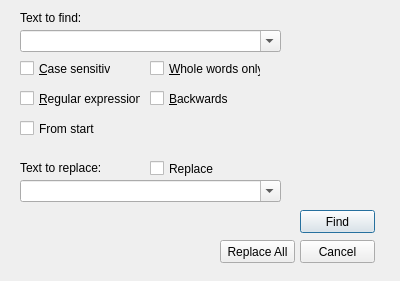
Before: the Qt Designer form src/searchdialog.ui in borneq/qedytor, drawn with Qt 5.
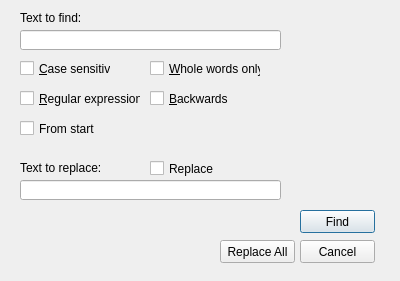
After: the same form once the commit is applied.

Commit message: better line than combo:

Diff of the .ui file:
```diff
--- a/src/searchdialog.ui
+++ b/src/searchdialog.ui
@@ -45,19 +45,6 @@
     <bool>true</bool>
    </property>
   </widget>
-  <widget class="QComboBox" name="comboBox">
-   <property name="geometry">
-    <rect>
-     <x>20</x>
-     <y>30</y>
-     <width>261</width>
-     <height>22</height>
-    </rect>
-   </property>
-   <property name="editable">
-    <bool>true</bool>
-   </property>
-  </widget>
   <widget class="QLabel" name="label">
    <property name="geometry">
     <rect>
@@ -152,19 +139,6 @@
     <bool>false</bool>
    </property>
   </widget>
-  <widget class="QComboBox" name="comboBoxR">
-   <property name="geometry">
-    <rect>
-     <x>20</x>
-     <y>180</y>
-     <width>261</width>
-     <height>22</height>
-    </rect>
-   </property>
-   <property name="editable">
-    <bool>true</bool>
-   </property>
-  </widget>
   <widget class="QLabel" name="label_2">
    <property name="geometry">
     <rect>
@@ -191,6 +165,26 @@
     <string>Replace</string>
    </property>
   </widget>
+  <widget class="QLineEdit" name="lineEdit">
+   <property name="geometry">
+    <rect>
+     <x>20</x>
+     <y>30</y>
+     <width>261</width>
+     <height>20</height>
+    </rect>
+   </property>
+  </widget>
+  <widget class="QLineEdit" name="lineEdit_2">
+   <property name="geometry">
+    <rect>
+     <x>20</x>
+     <y>180</y>
+     <width>261</width>
+     <height>20</height>
+    </rect>
+   </property>
+  </widget>
  </widget>
  <resources/>
  <connections/>
```
The commit also changes 1 other file.
